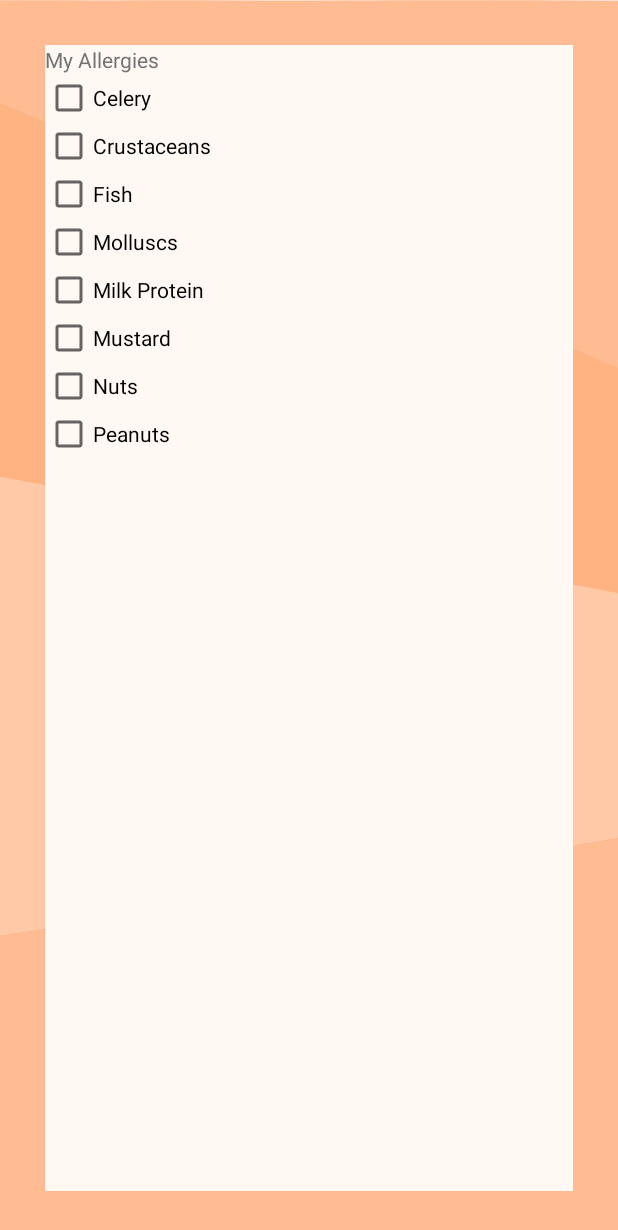
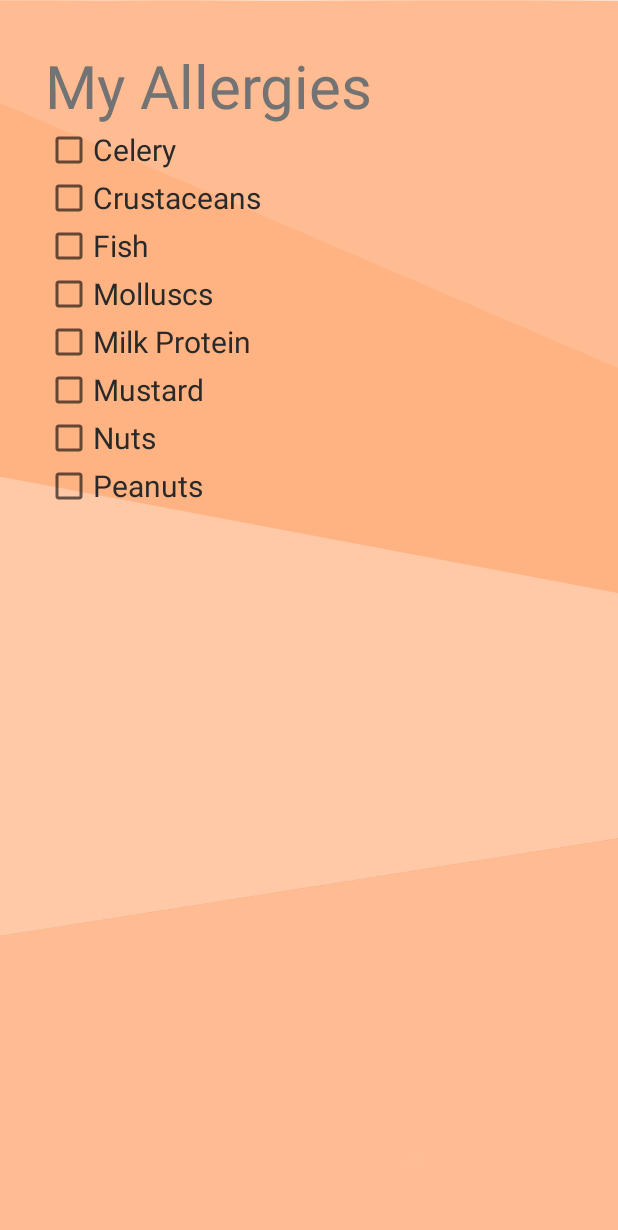
Before and after one commit to Menuing/menuing-android, an Android app: the layout activity_allergies.xml on its own in the app's theme, with its tools: preview values and no code run, on a phone screen of 412 x 824 dp. Shown: the top 1230 px of the screen. Run offline under Robolectric (Android 15) with nearby library versions, the phone set to English and light mode, and no system bars.

Commit message:
change the style

```diff
--- a/app/src/main/java/com/example/mrg20/menuing_android/AllergiesActivity.java
+++ b/app/src/main/java/com/example/mrg20/menuing_android/AllergiesActivity.java
@@ -9,6 +9,6 @@ public class AllergiesActivity  extends AppCompatActivity {
     @Override
     protected void onCreate(Bundle savedInstanceState) {
         super.onCreate(savedInstanceState);
-        setContentView(R.layout.activity_menuing);
+        setContentView(R.layout.activity_allergies);
     }
 }
--- a/app/src/main/res/layout/activity_allergies.xml
+++ b/app/src/main/res/layout/activity_allergies.xml
@@ -19,61 +19,72 @@
             android:layout_height="match_parent"
             android:layout_margin="30dp"
             android:orientation="vertical"
-            android:background="@color/colorBackground">
+            android:background="@android:color/transparent"
+            android:visibility="visible">
 
             <TextView
                 android:id="@+id/AllergiesTittle"
+                style="@style/SubTittle"
                 android:layout_width="match_parent"
                 android:layout_height="wrap_content"
-                android:text="@string/allergiesTittle" />
+                android:text="@string/allergiesTittle"
+                />
 
             <CheckBox
                 android:id="@+id/allergy1"
                 android:layout_width="match_parent"
                 android:layout_height="wrap_content"
-                android:text="@string/celery" />
+                android:text="@string/celery"
+                style="@style/SmallText"/>
 
             <CheckBox
                 android:id="@+id/allergy2"
                 android:layout_width="match_parent"
                 android:layout_height="wrap_content"
-                android:text="@string/crustaceans" />
+                android:text="@string/crustaceans"
+                style="@style/SmallText"/>
 
             <CheckBox
                 android:id="@+id/allergy3"
                 android:layout_width="match_parent"
                 android:layout_height="wrap_content"
-                android:text="@string/fish" />
+                android:text="@string/fish"
+                style="@style/SmallText"/>
 
             <CheckBox
                 android:id="@+id/allergy4"
                 android:layout_width="match_parent"
                 android:layout_height="wrap_content"
-                android:text="@string/molluscs" />
+                android:text="@string/molluscs"
+                style="@style/SmallText"/>
 
             <CheckBox
                 android:id="@+id/allergy5"
                 android:layout_width="match_parent"
                 android:layout_height="wrap_content"
-                android:text="@string/milk" />
+                android:text="@string/milk"
+                style="@style/SmallText"/>
 
             <CheckBox
                 android:id="@+id/allergy6"
                 android:layout_width="match_parent"
                 android:layout_height="wrap_content"
-                android:text="@string/mustard" />
+                android:text="@string/mustard"
+                style="@style/SmallText"/>
 
             <CheckBox
                 android:id="@+id/allergy7"
                 android:layout_width="match_parent"
                 android:layout_height="wrap_content"
-                android:text="@string/nuts" />
+                android:text="@string/nuts"
+                style="@style/SmallText"/>
 
             <CheckBox
                 android:id="@+id/allergy8"
                 android:layout_width="match_parent"
                 android:layout_height="wrap_content"
-                android:text="@string/peanuts" />
+                android:text="@string/peanuts"
+                style="@style/SmallText"/>
         </LinearLayout>
 
 
--- a/app/src/main/res/layout/tastes_screen_layout.xml
+++ b/app/src/main/res/layout/tastes_screen_layout.xml
@@ -38,27 +38,27 @@
                     android:layout_width="wrap_content"
                     android:layout_height="wrap_content"
                     android:text="Meat"
-                    android:textColor="@color/colorText"
+                    android:textColor="@color/colorBigText"
                     />
                 <CheckBox
                     android:id="@+id/checkBox2"
                     android:layout_width="wrap_content"
                     android:layout_height="wrap_content"
                     android:text="Fish"
-                    android:textColor="@color/colorText"/>
+                    android:textColor="@color/colorBigText"/>
                 <CheckBox
                     android:id="@+id/checkBox3"
                     android:layout_width="wrap_content"
                     android:layout_height="wrap_content"
                     android:text="Eggs"
-                    android:textColor="@color/colorText"
+                    android:textColor="@color/colorBigText"
                     />
                 <CheckBox
                     android:id="@+id/checkBox4"
                     android:layout_width="wrap_content"
                     android:layout_height="wrap_content"
                     android:text="Milk"
-                    android:textColor="@color/colorText"
+                    android:textColor="@color/colorBigText"
                     />
             </LinearLayout>
         </ScrollView>
@@ -68,7 +68,7 @@
             android:layout_width="@dimen/smallButtonWidth"
             android:layout_height="@dimen/smallButtonHeight"
             android:layout_below="@id/tastes_Scrollview"
-            android:background="@color/colorText"
+            android:background="@color/colorBigText"
             android:text="@string/other"
             android:textColor="@color/colorWhite"
             android:layout_marginStart="@dimen/largeText"
@@ -80,7 +80,7 @@
             android:layout_height="@dimen/smallButtonHeight"
             android:layout_alignParentEnd="true"
             android:layout_alignParentBottom="true"
-            android:background="@color/colorText"
+            android:background="@color/colorBigText"
             android:text="@string/save"
             android:textColor="@color/colorWhite"
             android:layout_margin="@dimen/largeText"/>
--- a/app/src/main/res/values/colors.xml
+++ b/app/src/main/res/values/colors.xml
@@ -3,7 +3,8 @@
     <color name="colorPrimary">#FFBC93</color>
     <color name="colorPrimaryDark">#DF9C73</color>
     <color name="colorAccent">#601BD8</color>
-    <color name="colorText">#737373</color>
+    <color name="colorBigText">#737373</color>
+    <color name="colorText">#292929</color>
     <color name="colorBackground">#FFF8F3</color>
     <color name="colorWhite">#FFF</color>
 </resources>
--- a/app/src/main/res/values/dimens.xml
+++ b/app/src/main/res/values/dimens.xml
@@ -1,7 +1,7 @@
 <?xml version="1.0" encoding="utf-8"?>
 <resources>
-    <dimen name="largeText">30dp</dimen>
-    <dimen name="normalText">15dp</dimen>
+    <dimen name="largeText">40sp</dimen>
+    <dimen name="normalText">20sp</dimen>
 
     <dimen name="smallButtonWidth">64dp</dimen>
     <dimen name="smallButtonHeight">32dp</dimen>
--- a/app/src/main/res/values/styles.xml
+++ b/app/src/main/res/values/styles.xml
@@ -7,16 +7,24 @@
         <item name="colorPrimaryDark">@color/colorPrimaryDark</item>
         <item name="colorAccent">@color/colorAccent</item>
         <item name="android:background">@color/colorBackground</item>
-        <item name="android:textColor">@color/colorText</item>
+        <item name="android:textColor">@color/colorBigText</item>
     </style>
 
-    <style name="AppTheme.NoActionBar">
-        <item name="windowActionBar">false</item>
-        <item name="windowNoTitle">true</item>
-    </style>
 
     <style name="AppTheme.AppBarOverlay" parent="ThemeOverlay.AppCompat.Dark.ActionBar" />
 
     <style name="AppTheme.PopupOverlay" parent="ThemeOverlay.AppCompat.Light" />
 
+    <style name="SubTittle">
+        <item name="android:textSize">@dimen/largeText</item>
+        <item name="android:textColor">@color/colorBigText</item>
+        <item name="android:background">@android:color/transparent</item>
+    </style>
+
+    <style name="SmallText">
+        <item name="android:textSize">@dimen/normalText</item>
+        <item name="android:textColor">@color/colorText</item>
+        <item name="android:background">@android:color/transparent</item>
+    </style>
+
 </resources>
```
